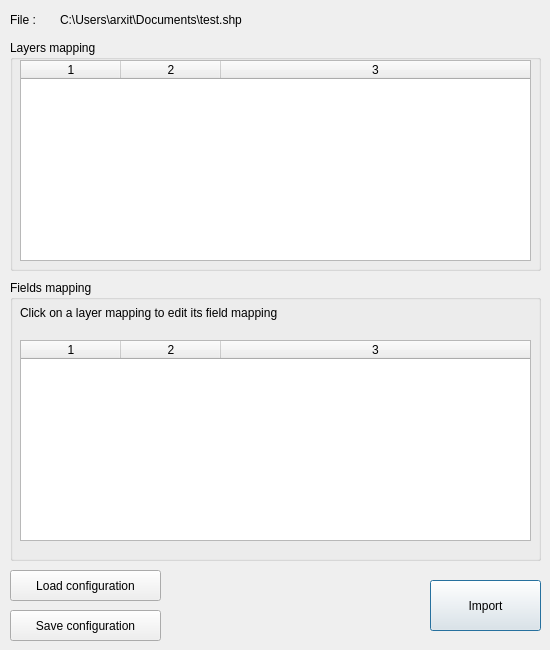
First picture: the form in widgets/import_data/import_dxf_dialog.ui, repository Geoportail-Luxembourg/qgis-pag-plugin, before the edit.
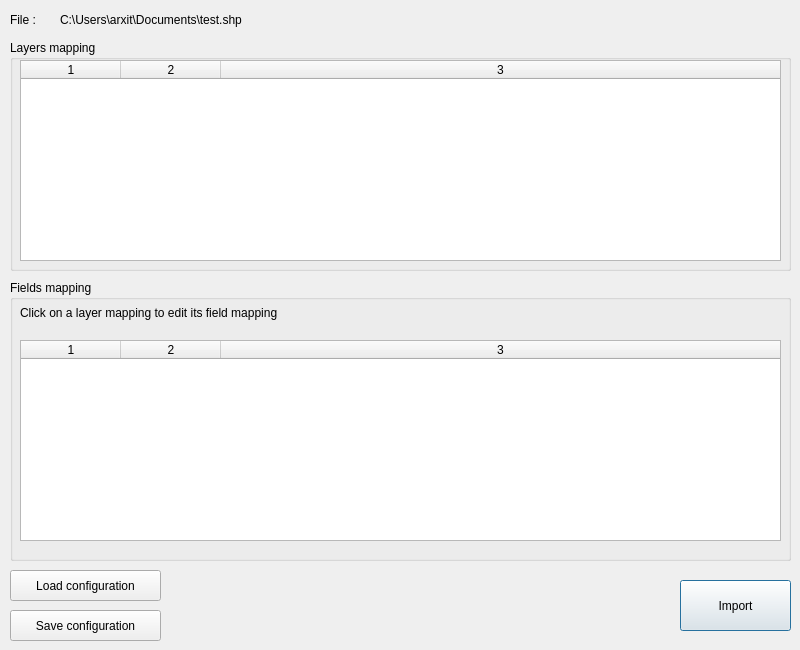
Second picture: the form after the edit.

Commit message: Resize DXF import box

Patch:
```diff
--- a/widgets/import_data/import_dxf_dialog.ui
+++ b/widgets/import_data/import_dxf_dialog.ui
@@ -9,7 +9,7 @@
    <rect>
     <x>0</x>
     <y>0</y>
-    <width>550</width>
+    <width>800</width>
     <height>650</height>
    </rect>
   </property>
@@ -19,6 +19,18 @@
     <verstretch>0</verstretch>
    </sizepolicy>
   </property>
+  <property name="minimumSize">
+   <size>
+    <width>800</width>
+    <height>650</height>
+   </size>
+  </property>
+  <property name="maximumSize">
+   <size>
+    <width>800</width>
+    <height>650</height>
+   </size>
+  </property>
   <property name="windowTitle">
    <string>Import DXF file</string>
   </property>
@@ -27,7 +39,7 @@
     <rect>
      <x>60</x>
      <y>10</y>
-     <width>481</width>
+     <width>731</width>
      <height>20</height>
     </rect>
    </property>
@@ -38,7 +50,7 @@
   <widget class="QPushButton" name="btnImport">
    <property name="geometry">
     <rect>
-     <x>430</x>
+     <x>680</x>
      <y>580</y>
      <width>111</width>
      <height>51</height>
@@ -95,7 +107,7 @@
     <rect>
      <x>10</x>
      <y>40</y>
-     <width>531</width>
+     <width>781</width>
      <height>231</height>
     </rect>
    </property>
@@ -107,7 +119,7 @@
      <rect>
       <x>10</x>
       <y>20</y>
-      <width>511</width>
+      <width>761</width>
       <height>201</height>
      </rect>
     </property>
@@ -133,7 +145,7 @@
     <rect>
      <x>10</x>
      <y>280</y>
-     <width>531</width>
+     <width>781</width>
      <height>281</height>
     </rect>
    </property>
@@ -145,7 +157,7 @@
      <rect>
       <x>10</x>
       <y>25</y>
-      <width>511</width>
+      <width>761</width>
       <height>16</height>
      </rect>
     </property>
@@ -158,7 +170,7 @@
      <rect>
       <x>10</x>
       <y>60</y>
-      <width>511</width>
+      <width>761</width>
       <height>201</height>
      </rect>
     </property>
```
The commit also changes 1 other file.
